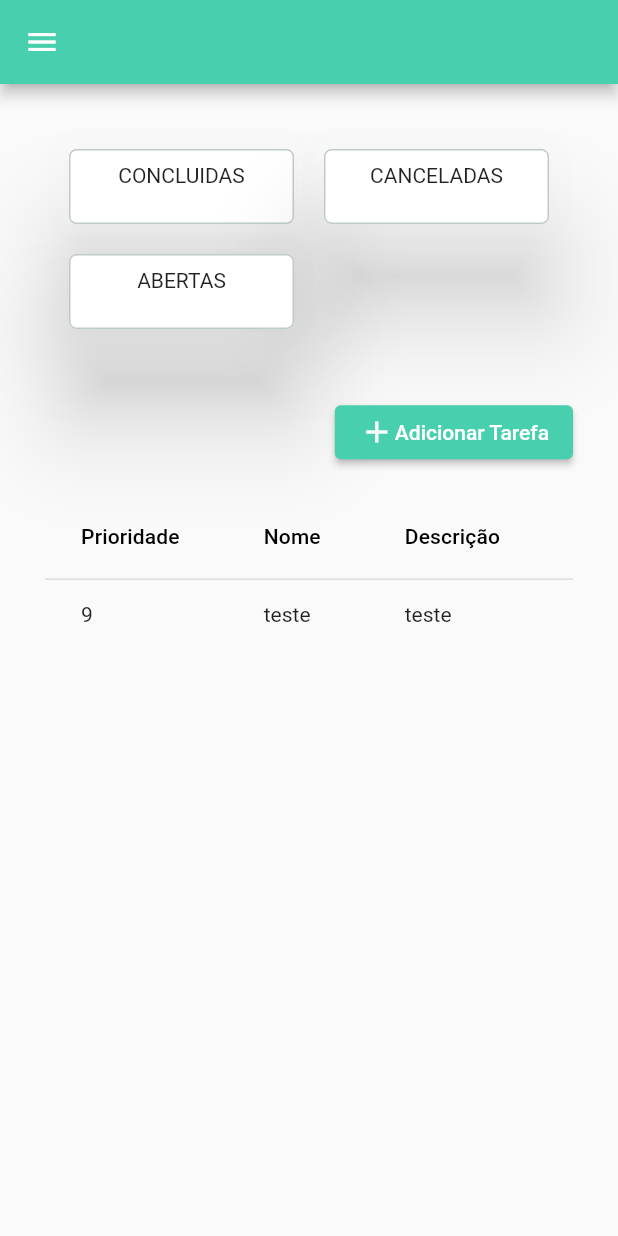
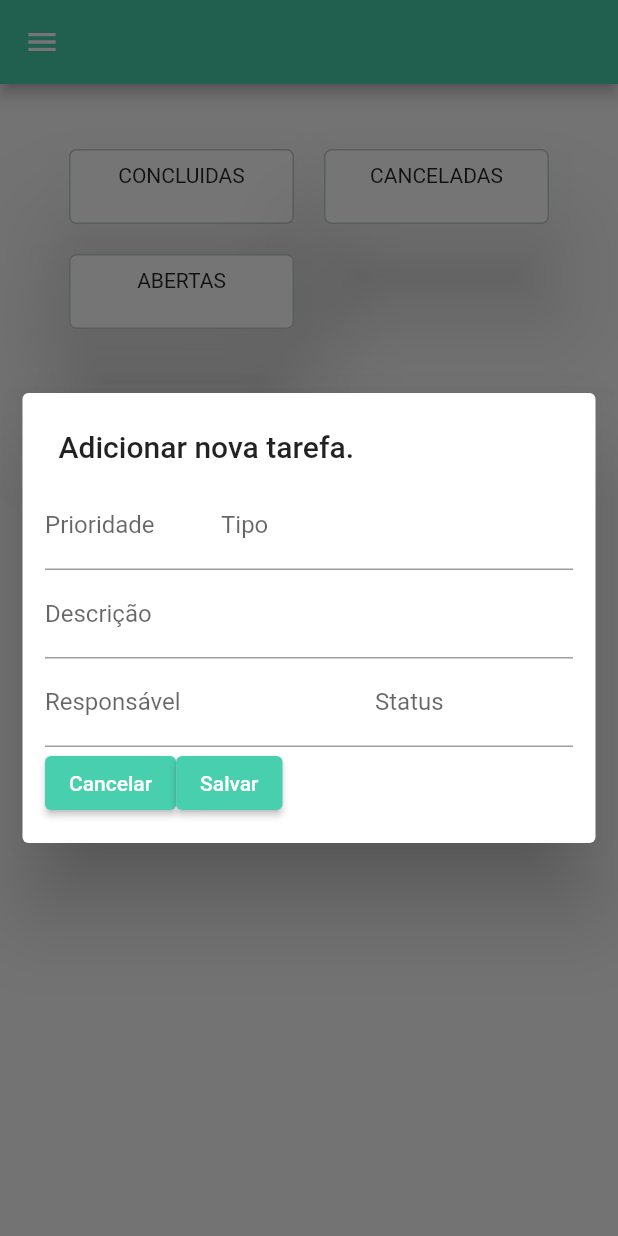
Before and after one commit to vinadeia/lista_tarefas_flutter, a Flutter app: the ListaTarefas screen opened directly, scrolled down 76 dp, after a tap on "Adicionar Tarefa", on a phone screen of 412 x 824 dp. Run offline on Flutter 3.47's test engine with Material 2 defaults, Android fonts, the phone set to English and light mode, and no system bars; our stand-ins replace dio, geolocator, google_fonts, table_calendar.

Commit message:
Criação do formulário para preencher novas tarefas.

```diff
--- a/lib/components/card_prev_temp.dart
+++ b/lib/components/card_prev_temp.dart
@@ -11,9 +11,21 @@ import 'package:provider/provider.dart';
 
 import '../model/model_estacao_meteorologica.dart';
 
-class CardPrevTemp extends StatelessWidget {
+class CardPrevTemp extends StatefulWidget {
   const CardPrevTemp({super.key});
 
+  @override
+  State<CardPrevTemp> createState() => _CardPrevTempState();
+}
+
+class _CardPrevTempState extends State<CardPrevTemp> {
+
+
+  @override
+  void initState() {
+    // TODO: implement initState
+    super.initState();
+  }
   @override
   Widget build(BuildContext context) {
     final controller = context.watch<ControllerGeral>();
@@ -44,7 +56,7 @@ class CardPrevTemp extends StatelessWidget {
                   height: 100,
                 ),
                 Center(
-                  child: Text('Ensolarado',
+                  child: Text(controller.condicaoTempo,
                     style: GoogleFonts.nunito(
                       color: const Color.fromRGBO(0, 0, 0, 1),
                       fontWeight: FontWeight.w800,
@@ -55,7 +67,7 @@ class CardPrevTemp extends StatelessWidget {
                 mainAxisAlignment: MainAxisAlignment.center,
                 crossAxisAlignment: CrossAxisAlignment.center,
                   children: [
-                    Text('${globalEstacaoModel?.main?.tempMin}°C',
+                    Text('${globalEstacaoModel?.main?.tempMin?.toStringAsFixed(0)}°C',
                       style: GoogleFonts.nunito(
                         color: const Color.fromRGBO(62, 62, 62, 1),
                         fontSize: 40,
@@ -69,7 +81,7 @@ class CardPrevTemp extends StatelessWidget {
                           fontWeight: FontWeight.w200,
                         )
                       ),
-                    Text('${globalEstacaoModel?.main?.tempMax}°C',
+                    Text('${globalEstacaoModel?.main?.tempMax?.toStringAsFixed(0)}°C',
                       style: GoogleFonts.nunito(
                         color: const Color.fromRGBO(62, 62, 62, 1),
                         fontSize: 40,
--- a/lib/components/model_tarefa.dart
+++ b/lib/components/model_tarefa.dart
@@ -1,7 +1,7 @@
 class ModelTarefa {
-  int? prioridade;
+  String? prioridade;
   String? descricao;
-  String? nome;
+  String? tipo;
   String? responsavel;
   String? status;
 
@@ -9,25 +9,12 @@ class ModelTarefa {
   ModelTarefa({
     this.prioridade,
     this.descricao,
-    this.nome,
+    this.tipo,
     this.responsavel,
     this.status
   });
 }
 
 class ListaTarefasModel {
-  List<ModelTarefa> listaTarefas = [
-    ModelTarefa(prioridade: 1, descricao: 'qualquer coisa', nome: 'teste tarefa',responsavel: 'Adriana', status: 'aberto'),
-    ModelTarefa(prioridade: 1, descricao: 'qualquer coisa', nome: 'teste tarefa',responsavel: 'Adriana', status: 'aberto'),
-    ModelTarefa(prioridade: 1, descricao: 'qualquer coisa', nome: 'teste tarefa',responsavel: 'Adriana', status: 'aberto'),
-    ModelTarefa(prioridade: 1, descricao: 'qualquer coisa', nome: 'teste tarefa',responsavel: 'Adriana', status: 'aberto'),
-    ModelTarefa(prioridade: 1, descricao: 'qualquer coisa', nome: 'teste tarefa',responsavel: 'Adriana', status: 'aberto'),
-    ModelTarefa(prioridade: 1, descricao: 'qualquer coisa', nome: 'teste tarefa',responsavel: 'Adriana', status: 'aberto'),
-    ModelTarefa(prioridade: 1, descricao: 'qualquer coisa', nome: 'teste tarefa',responsavel: 'Adriana', status: 'aberto'),
-    ModelTarefa(prioridade: 1, descricao: 'qualquer coisa', nome: 'teste tarefa',responsavel: 'Adriana', status: 'aberto'),
-    ModelTarefa(prioridade: 1, descricao: 'qualquer coisa', nome: 'teste tarefa',responsavel: 'Adriana', status: 'aberto'),
-    ModelTarefa(prioridade: 1, descricao: 'qualquer coisa', nome: 'teste tarefa',responsavel: 'Adriana', status: 'aberto'),
-    ModelTarefa(prioridade: 1, descricao: 'qualquer coisa', nome: 'teste tarefa',responsavel: 'Adriana', status: 'aberto'),
-    ModelTarefa(prioridade: 1, descricao: 'qualquer coisa', nome: 'teste tarefa',responsavel: 'Adriana', status: 'aberto'),
-  ];
+  List<ModelTarefa> listaTarefas = [];
 }
--- a/lib/controller_geral/controller_geral.dart
+++ b/lib/controller_geral/controller_geral.dart
@@ -1,5 +1,6 @@
 import 'package:app_test_flutter/core/client_http.dart';
 import 'package:app_test_flutter/model/model_estacao_meteorologica.dart';
+import 'package:flutter/cupertino.dart';
 import 'package:flutter/foundation.dart';
 import 'package:geolocator/geolocator.dart';
 
@@ -11,9 +12,8 @@ class ControllerGeral extends ChangeNotifier {
   String error = '';
 
   String condicaoTempo ='';
-  String imageTempo = 'assets/ensolarado.png';
+  String imageTempo = '';
   final ClientHttp requisicao = ClientHttp();
-
 
   final modelListaTarefas = ListaTarefasModel();
   List<ModelTarefa> teste = [];
@@ -105,28 +105,30 @@ class ControllerGeral extends ChangeNotifier {
       case "Clear":
         condicaoTempo = 'Ensolarado';
         imageTempo = 'assets/ensolarado.png';
+        notifyListeners();
         break;
       case "Rainy":
         condicaoTempo = 'Chuvoso';
         imageTempo = 'assets/chuvoso.png';
+        notifyListeners();
         break;
       case "Clouds":
         condicaoTempo = 'Sol entre nuvens';
         imageTempo = 'assets/sol_entre_nuvens.png';
+        notifyListeners();
         break;
       default:
     }
-    notifyListeners();
   }
   // LISTA TAREFAS
 
-  addTask(){
-    modelListaTarefas.listaTarefas.map((e) =>
-      teste.add(
-        ModelTarefa(prioridade: e.prioridade, descricao: e.descricao, nome: e.nome, responsavel: e.responsavel, status: e.status),
-      )
-    );
-    notifyListeners();
-  }
+  // addTask(){
+  //   modelListaTarefas.listaTarefas.map((e) =>
+  //     teste.add(
+  //       ModelTarefa(prioridade: e.prioridade, descricao: e.descricao, nome: e.nome, responsavel: e.responsavel, status: e.status),
+  //     )
+  //   );
+  //   notifyListeners();
+  // }
 
 }
--- a/lib/login/view/login_page.dart
+++ b/lib/login/view/login_page.dart
@@ -34,7 +34,6 @@ class _LoginPageState extends State<LoginPage> {
                 width: MediaQuery.of(context).size.width,
               ),
             ),
-            Text(controller.lat.toString()),
             Padding(
               padding: const EdgeInsets.only(right: 30, left: 30),
                 child: Form(
--- /dev/null
+++ b/lib/views/formulario_add_tarefa.dart
@@ -0,0 +1,80 @@
+import 'package:flutter/material.dart';
+
+class FormularioAddTarefa extends StatelessWidget {
+  final TextEditingController prioridadeController;
+  final TextEditingController tipoController;
+  final TextEditingController descricaoController;
+  final TextEditingController responsavelController;
+  final TextEditingController statusController;
+  const FormularioAddTarefa({super.key, required this.prioridadeController, required this.tipoController, required this.descricaoController, required this.responsavelController, required this.statusController});
+
+  @override
+  Widget build(BuildContext context) {
+    return SizedBox(
+      child: Column(
+        children: [
+          Form(
+            // key: formKey,
+            child: Column(
+              children: [
+                Row(
+                  children: [
+                    Expanded(
+                      flex: 2,
+                      child: TextFormField(
+                        controller: prioridadeController,
+                        decoration: const InputDecoration(
+                          label: Text('Prioridade')
+                        ),
+                        // onFieldSubmitted: (){},
+                      ),
+                    ),
+                    Expanded(
+                      flex: 4,
+                      child: TextFormField(
+                        controller: tipoController,
+                        decoration: const InputDecoration(
+                          label: Text('Tipo')
+                        ),
+                      ),
+                    ),
+                  ],
+                ),
+                TextFormField(
+                  controller: descricaoController,
+                  decoration: const InputDecoration(
+                    label: Text('Descrição')
+                  ),
+                  // onFieldSubmitted: (){},
+                ),
+                Row(
+                  children: [
+                    Expanded(
+                      flex: 5,
+                      child: TextFormField(
+                        controller: responsavelController,
+                        decoration: const InputDecoration(
+                          label: Text('Responsável')
+                        ),
+                        // onFieldSubmitted: (){},
+                      ),
+                    ),
+                    Expanded(
+                      flex: 3,
+                      child: TextFormField(
+                        controller: statusController,
+                        decoration: const InputDecoration(
+                          label: Text('Status')
+                        ),
+                      ),
+                    ),
+                  ],
+                ),
+              ],
+            )
+          ),
+        ],
+      ),
+    );
+  }
+}
--- a/lib/views/lista_tarefas.dart
+++ b/lib/views/lista_tarefas.dart
@@ -5,6 +5,7 @@ import 'package:provider/provider.dart';
 
 import '../components/menu_lateral.dart';
 import '../components/model_tarefa.dart';
+import 'formulario_add_tarefa.dart';
 
 class ListaTarefas extends StatefulWidget {
   const ListaTarefas({super.key});
@@ -14,13 +15,72 @@ class ListaTarefas extends StatefulWidget {
 }
 
 class _ListaTarefasState extends State<ListaTarefas> {
+  final TextEditingController prioridadeController = TextEditingController();
+  final TextEditingController tipoController = TextEditingController();
+  final TextEditingController descricaoController = TextEditingController();
+  final TextEditingController responsavelController = TextEditingController();
+  final TextEditingController statusController = TextEditingController();
+  List<ModelTarefa> teste = [];
+
+  Future<bool> _onBackPressed(){
+    return showDialog(
+      context: context,
+      builder: (context) => Padding(
+        padding: const EdgeInsets.only(left: 15, right: 15),
+        child: SimpleDialog(
+          insetPadding: EdgeInsets.all(0),
+          title: const Text('Adicionar nova tarefa.'),
+          // content: const Text('Adicionar nova tarefa'),
+          children: <Widget>[
+            Padding(
+              padding: const EdgeInsets.only(left: 15, right: 15),
+              child: SizedBox(
+                width: MediaQuery.of(context).size.width,
+                  child:Column(
+                    children: [
+                      FormularioAddTarefa(
+                        descricaoController: descricaoController,
+                        prioridadeController: prioridadeController,
+                        responsavelController: responsavelController,
+                        statusController: statusController,
+                        tipoController: tipoController,
+                      ),
+                      Row(
+                        children: [
+                          ElevatedButton(
+                            onPressed: () => Navigator.of(context).pop(false),
+                            child: const Text('Cancelar'),
+                          ),
+                          ElevatedButton(
+                            onPressed: () {
+                              setState(() {
+                                teste.addAll([ModelTarefa(
+                                  prioridade: prioridadeController.text,
+                                  descricao: descricaoController.text,
+                                  tipo: tipoController.text,
+                                  responsavel: responsavelController.text,
+                                  status: statusController.text
+                                )]);
+                              });
+                              Navigator.of(context).pop(false);
+                            },
+                            child: const Text('Salvar'),
+                          ),
+                        ],
+                      ),
+                  ]
+                )
+              ),
+            ),
+          ]
+        ),
+      )
+    ).then((value) => value ?? false);
+  }
 
   @override
   Widget build(BuildContext context) {
     final controller = context.watch<ControllerGeral>();
-    if(controller.teste == []){
-      controller.addTask();
-    }
     return SafeArea(
       child: Scaffold(
         appBar: AppBar(
@@ -100,11 +160,7 @@ class _ListaTarefasState extends State<ListaTarefas> {
                             mainAxisAlignment: MainAxisAlignment.end,
                             children: [
                               ElevatedButton(
-                                onPressed: (){
-                                  setState(() {
-                                    controller.teste.addAll([ModelTarefa(prioridade: 9, descricao: 'teste', nome: 'teste',responsavel: 'ADRIANA', status: 'FECHADO')]);
-                                  });
-                                },
+                                onPressed: _onBackPressed,
                                 child: Row(
                                   mainAxisAlignment: MainAxisAlignment.center,
                                   crossAxisAlignment: CrossAxisAlignment.center,
@@ -130,15 +186,15 @@ class _ListaTarefasState extends State<ListaTarefas> {
                             DataTable(
                               columns: const [
                                 DataColumn(label: Text('Prioridade')),
-                                DataColumn(label: Text('Nome')),
+                                DataColumn(label: Text('Tipo')),
                                 DataColumn(label: Text('Descrição')),
                                 DataColumn(label: Text('Responsável')),
                                 DataColumn(label: Text('Status')),
                               ],
-                              rows: controller.teste.map((e) =>
+                              rows: teste.map((e) =>
                                 DataRow(cells: <DataCell>[
                                   DataCell(Text(e.prioridade.toString())),
-                                  DataCell(Text(e.nome.toString())),
+                                  DataCell(Text(e.tipo.toString())),
                                   DataCell(Text(e.descricao.toString())),
                                   DataCell(Text(e.responsavel.toString())),
                                   DataCell(Text(e.status.toString())),
```
